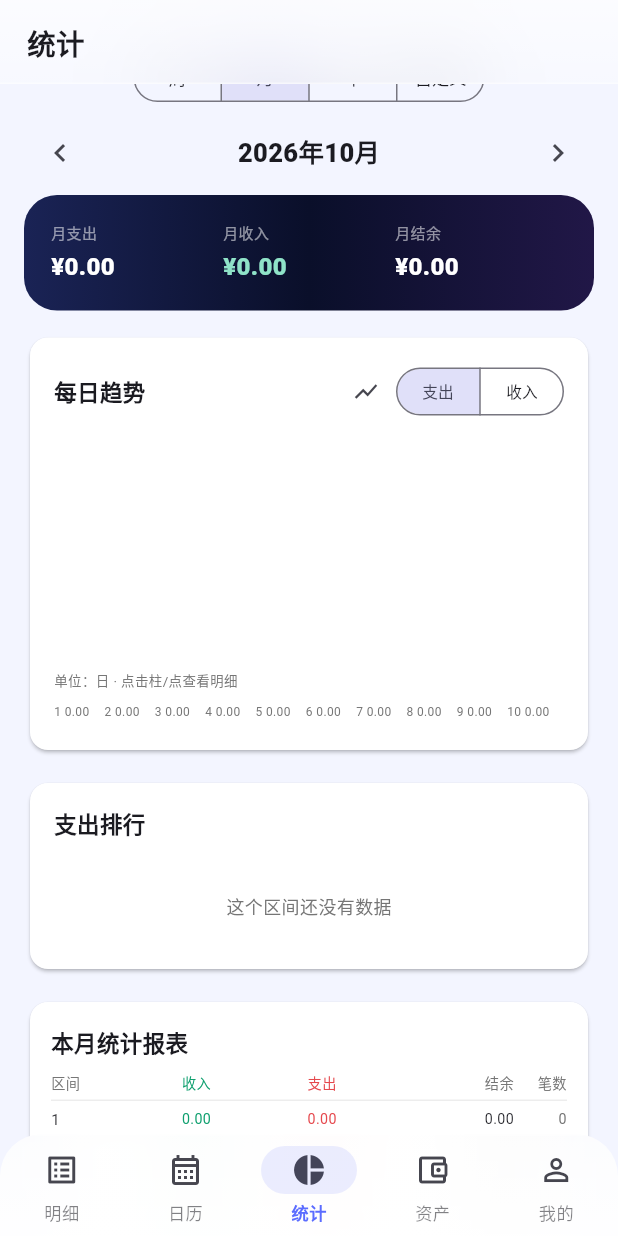
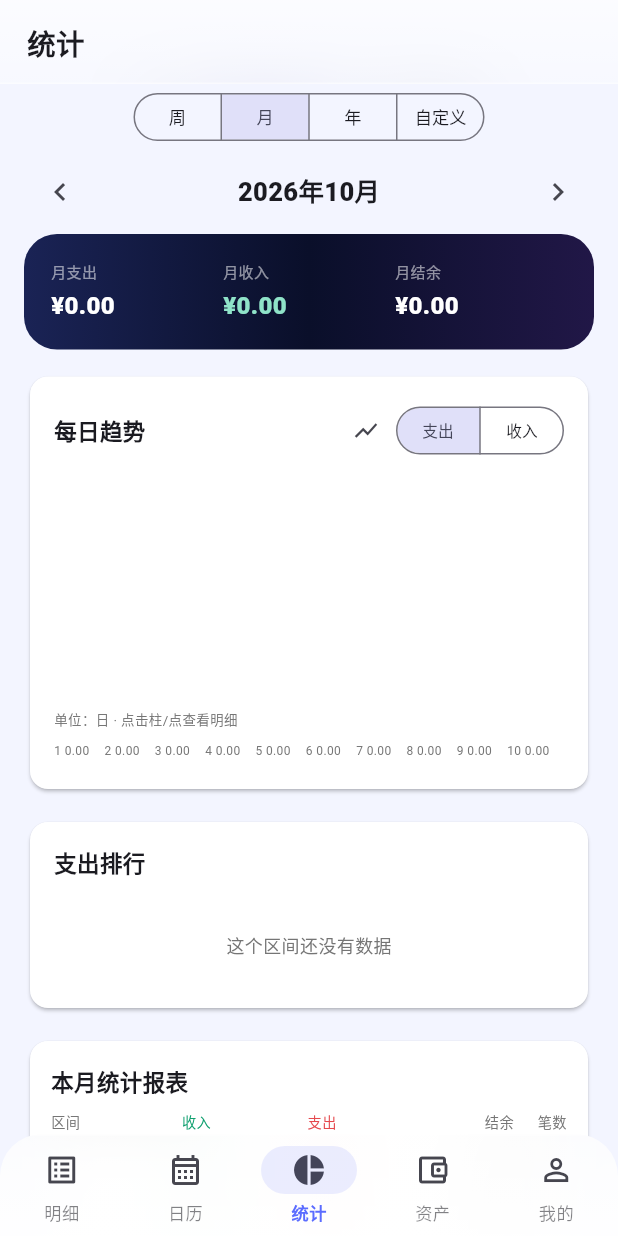
Before and after one commit to sxy666sxy/ledger, a Flutter app: the screen it shows after launch, swiped to page 3, on a phone screen of 412 x 824 dp. Run offline on Flutter 3.47's test engine with Material 3 defaults, Android fonts, the phone set to English and light mode, and no system bars; our stand-ins replace cross_file, file_picker, image_picker, pdf, share_plus, shared_preferences; missing offline and left inert: excel, lunar.

Commit message:
fix(flutter): 统计模式栏避开顶栏并保持可见 v0.9.1

```diff
--- a/flutter_app/lib/screens/stats_screen.dart
+++ b/flutter_app/lib/screens/stats_screen.dart
@@ -38,7 +38,7 @@ class _StatsScreenState extends State<StatsScreen> {
     return AnimatedBuilder(
       animation: store,
       builder: (context, _) {
-        final topInset = MediaQuery.of(context).padding.top + kToolbarHeight - 28;
+        final topInset = MediaQuery.of(context).padding.top + kToolbarHeight - 2;
         return Padding(
           padding: EdgeInsets.only(top: topInset),
           child: Column(
--- a/flutter_app/lib/utils.dart
+++ b/flutter_app/lib/utils.dart
@@ -1,6 +1,6 @@
 import 'package:intl/intl.dart';
 
-const String appVersion = '0.9.0';
+const String appVersion = '0.9.1';
 
 final NumberFormat _money = NumberFormat('#,##0.00', 'en_US');
 
--- a/flutter_app/pubspec.yaml
+++ b/flutter_app/pubspec.yaml
@@ -1,7 +1,7 @@
 name: xingkong_ledger
 description: 星空记账 Flutter 原生版
 publish_to: 'none'
-version: 0.9.0+12
+version: 0.9.1+13
 
 environment:
   sdk: '>=3.4.0 <4.0.0'
```
Also changed, not shown: 1 other file.
